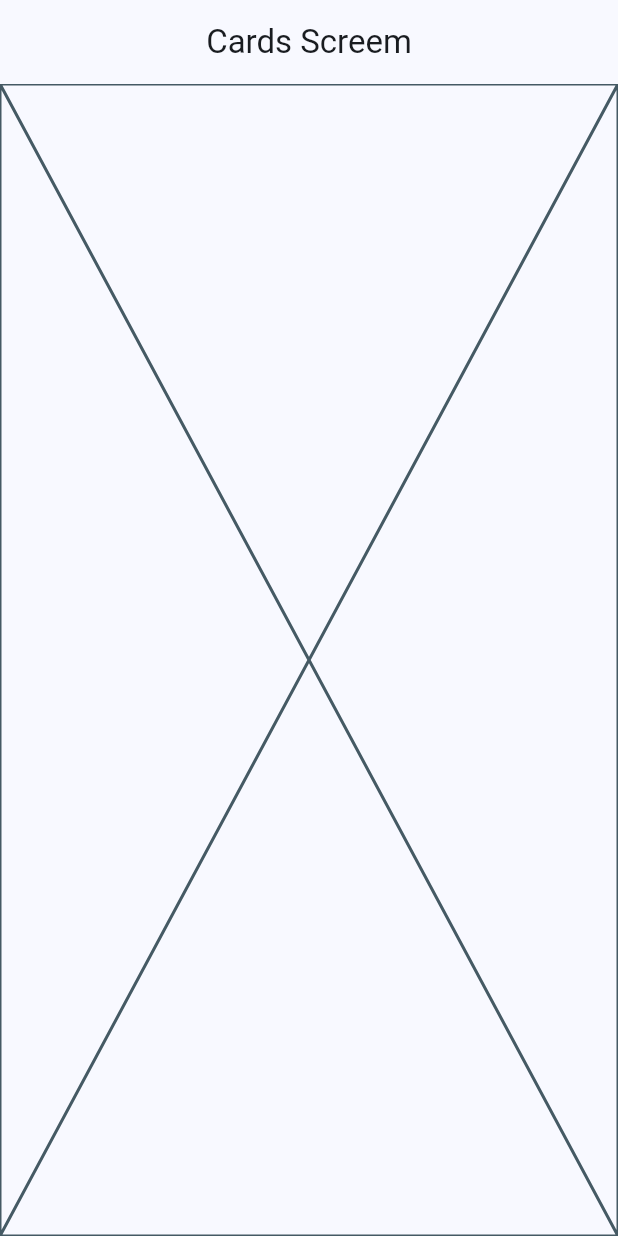
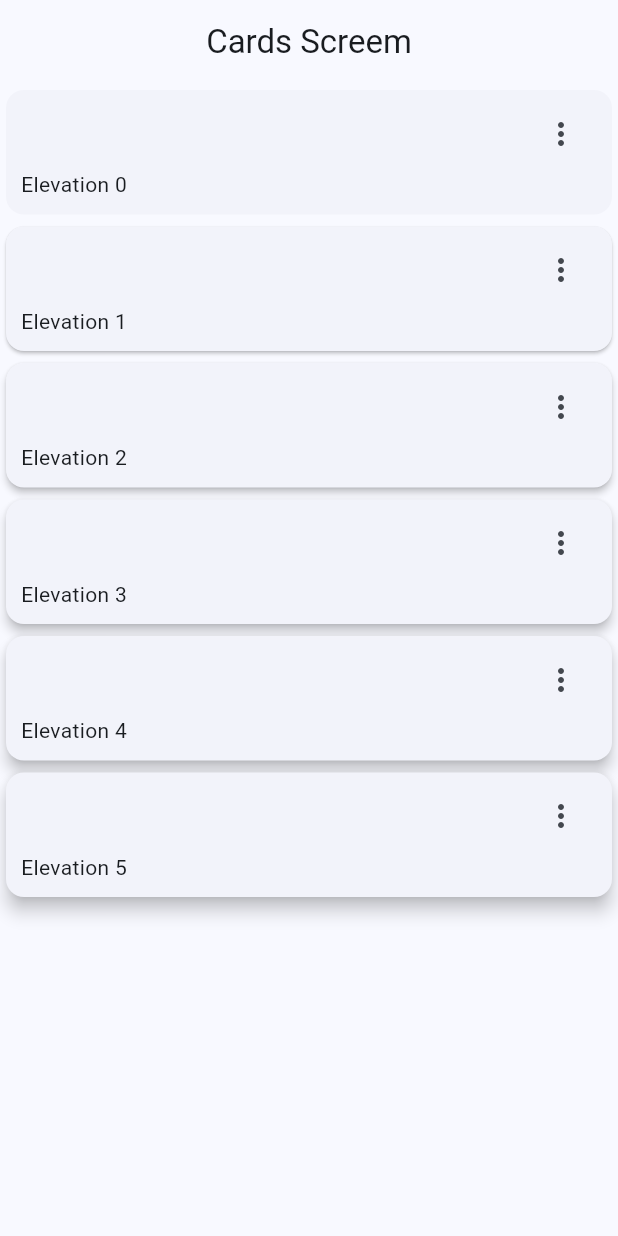
Before and after one commit to Rubenmontes02/App-Widgets-Flutter-, a Flutter app: the CardsScreen screen opened by its route, on a phone screen of 412 x 824 dp. Run offline on Flutter 3.47's test engine with Material 2 defaults, Android fonts, the phone set to English and light mode, and no system bars; our stand-ins replace go_router.

Commit message:
CardScreen Implementado

```diff
--- a/lib/presentation/screens/cards/cards_screen.dart
+++ b/lib/presentation/screens/cards/cards_screen.dart
@@ -1,4 +1,13 @@
 import 'package:flutter/material.dart';
+
+const cards = <Map<String,dynamic>>[
+  {'elevation':0.0, 'label': 'Elevation 0'},
+  {'elevation':1.0, 'label': 'Elevation 1'},
+  {'elevation':2.0, 'label': 'Elevation 2'},
+  {'elevation':3.0, 'label': 'Elevation 3'},
+  {'elevation':4.0, 'label': 'Elevation 4'},
+  {'elevation':5.0, 'label': 'Elevation 5'},
+];
 
 class CardsScreen extends StatelessWidget {
 
@@ -13,7 +22,67 @@ class CardsScreen extends StatelessWidget {
         title: const Text('Cards Screem'),
       ),
 
-      body:const Placeholder(),
+      body: const _CardsView(),
     );
   }
 }
+
+class _CardsView extends StatelessWidget {
+  const _CardsView();
+
+  @override
+  Widget build(BuildContext context) {
+    return SingleChildScrollView(
+
+      child: Column(
+        children: [
+          ...cards.map(
+            (card) => _CardType1(elevation: card['elevation'], label: card['label'])
+            ),
+
+        ],
+      ),
+    );
+  }
+}
+
+class _CardType1 extends StatelessWidget {
+
+  final String label;
+  final double elevation;
+
+  const _CardType1({
+    required this.label,
+    required this.elevation});
+
+  @override
+  Widget build(BuildContext context) {
+    return Card(
+      elevation: elevation,
+      child: Padding(
+        padding: const EdgeInsets.fromLTRB(10, 5, 10, 10),
+        child: Column(
+          children: [
+            Align(
+              alignment: Alignment.topRight,
+              child: IconButton(
+                icon: const Icon(Icons.more_vert_rounded),
+                onPressed: () {},
+              ),
+            ),
+
+
+            Align(
+              alignment: Alignment.bottomLeft,
+              child: Text(label),
+            )
+          ],
+        ),
+      ),
+    );
+  }
+
+
+
+
+}
```
